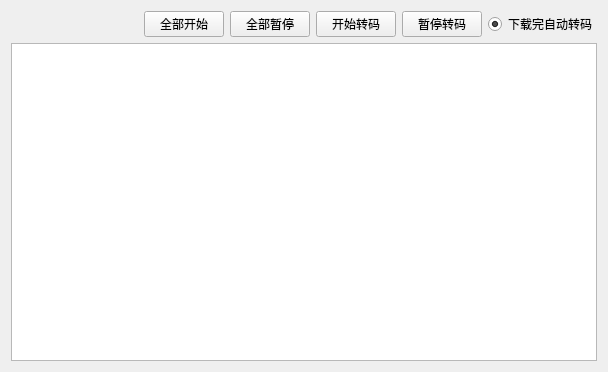
Before: the Qt Designer form ui/download.ui in tonquer/picacg-qt, drawn with Qt 5.
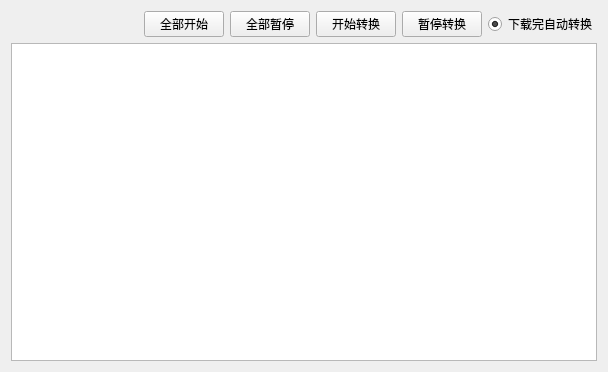
After: the same form once the commit is applied.

```diff
--- a/ui/download.ui
+++ b/ui/download.ui
@@ -48,14 +48,14 @@
        <item>
         <widget class="QPushButton" name="pushButton_2">
          <property name="text">
-          <string>开始转码</string>
+          <string>开始转换</string>
          </property>
         </widget>
        </item>
        <item>
         <widget class="QPushButton" name="pushButton_4">
          <property name="text">
-          <string>暂停转码</string>
+          <string>暂停转换</string>
          </property>
         </widget>
        </item>
@@ -65,7 +65,7 @@
           <bool>true</bool>
          </property>
          <property name="text">
-          <string>下载完自动转码</string>
+          <string>下载完自动转换</string>
          </property>
          <property name="checked">
           <bool>true</bool>
```
